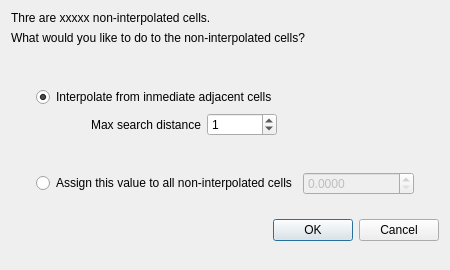
First picture: the form in flo2d/ui/lidar_options.ui, repository FLO-2DSoftware/qgis-flo-2d-plugin, before the edit.
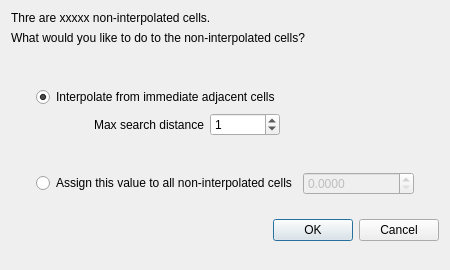
Second picture: the form after the edit.

Commit message: Mud/Sediment dialog beginnings

```diff
--- a/flo2d/ui/lidar_options.ui
+++ b/flo2d/ui/lidar_options.ui
@@ -94,7 +94,7 @@
          <item row="0" column="0">
           <widget class="QRadioButton" name="interpolate_radio">
            <property name="text">
-            <string>Interpolate from inmediate adjacent cells</string>
+            <string>Interpolate from immediate adjacent cells</string>
            </property>
            <property name="checked">
             <bool>true</bool>
```
The commit also changes 3 other files.
